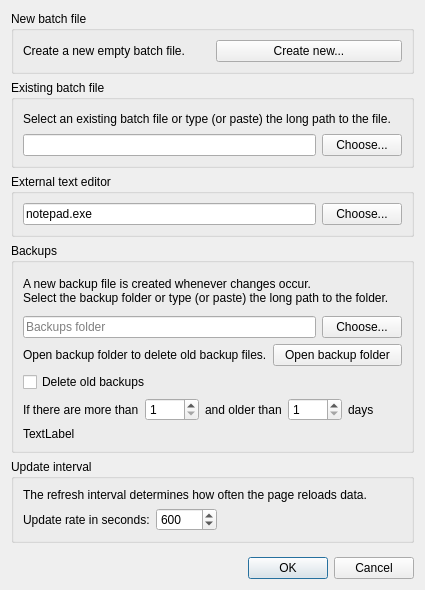
MarioUnoDueTreQuattro/KillManagerQt, file dialog.ui: the form before one commit.
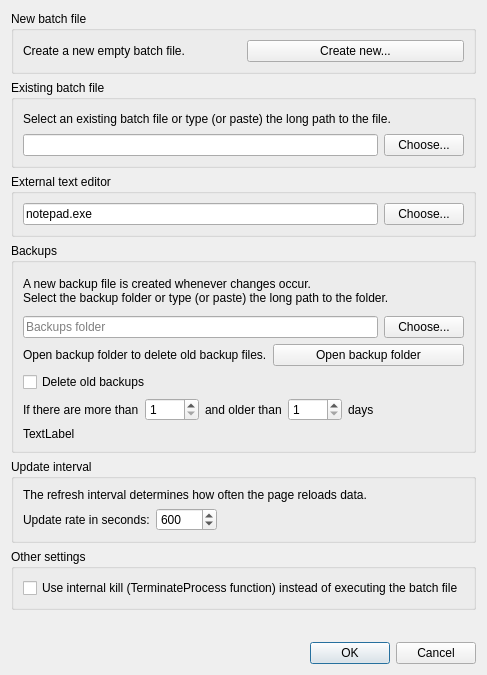
The form after the commit. Icons and pictures are not drawn.

Commit message: Added "terminate action" to context menus Added option for "TerminateProcess" instead of executing batch file

```diff
--- a/dialog.ui
+++ b/dialog.ui
@@ -7,8 +7,8 @@
    <rect>
     <x>0</x>
     <y>0</y>
-    <width>425</width>
-    <height>590</height>
+    <width>443</width>
+    <height>675</height>
    </rect>
   </property>
   <property name="sizePolicy">
@@ -26,7 +26,7 @@
   <property name="windowTitle">
    <string>Dialog</string>
   </property>
-  <layout class="QVBoxLayout" name="verticalLayout_3">
+  <layout class="QVBoxLayout" name="verticalLayout_9">
    <item>
     <widget class="QGroupBox" name="groupBox_5">
      <property name="sizePolicy">
@@ -386,6 +386,22 @@
      </layout>
     </widget>
    </item>
+   <item>
+    <widget class="QGroupBox" name="groupBox_6">
+     <property name="title">
+      <string>Other settings</string>
+     </property>
+     <layout class="QVBoxLayout" name="verticalLayout_3">
+      <item>
+       <widget class="QCheckBox" name="checkBoxKill">
+        <property name="text">
+         <string>Use internal kill (TerminateProcess function) instead of executing the batch file</string>
+        </property>
+       </widget>
+      </item>
+     </layout>
+    </widget>
+   </item>
    <item>
     <spacer name="verticalSpacer">
      <property name="orientation">
```
The commit also changes 12 other files.
